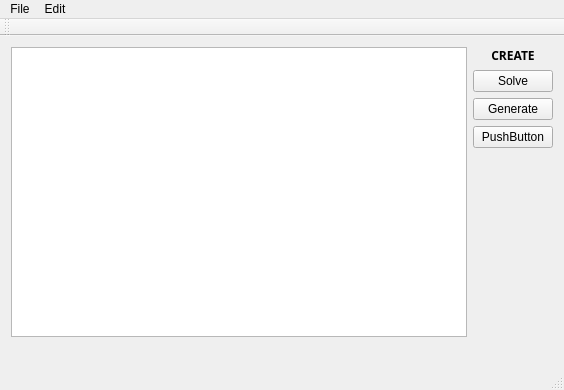
Before: the Qt Designer form mainwindow.ui in Malorn44/NurikabeMaker, drawn with Qt 5.
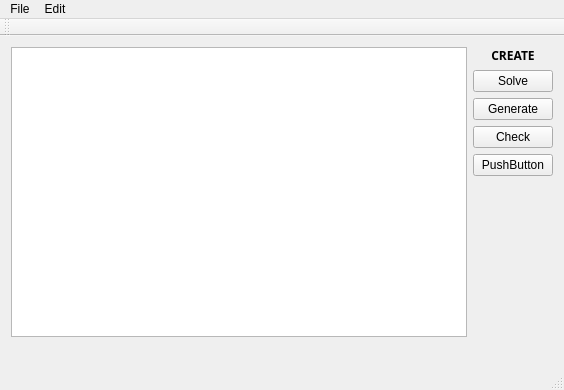
After: the same form once the commit is applied. Icons and pictures are not drawn.

Commit message: Added checker to see if puzzle is solved. Increased modularity

Patch:
```diff
--- a/mainwindow.ui
+++ b/mainwindow.ui
@@ -66,6 +66,13 @@
         </property>
        </widget>
       </item>
+      <item>
+       <widget class="QPushButton" name="checkPuzzle">
+        <property name="text">
+         <string>Check</string>
+        </property>
+       </widget>
+      </item>
       <item>
        <widget class="QPushButton" name="pushButton">
         <property name="text">
```
The commit also changes 3 other files.
